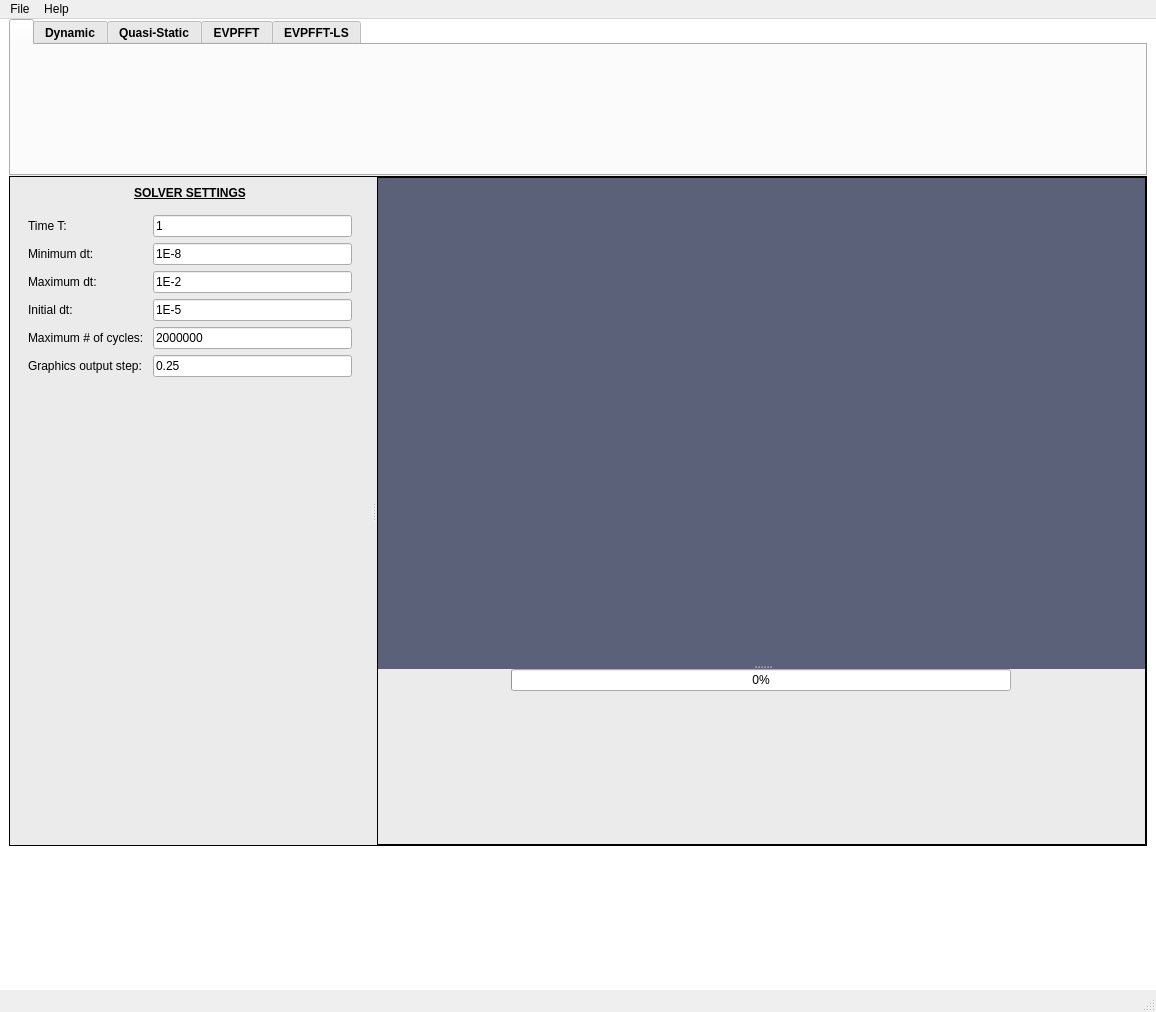
The window that python/FIERRO-GUI/fierro_gui/FIERRO_GUI.ui (lanl/Fierro) describes before a commit, drawn with Qt 5.
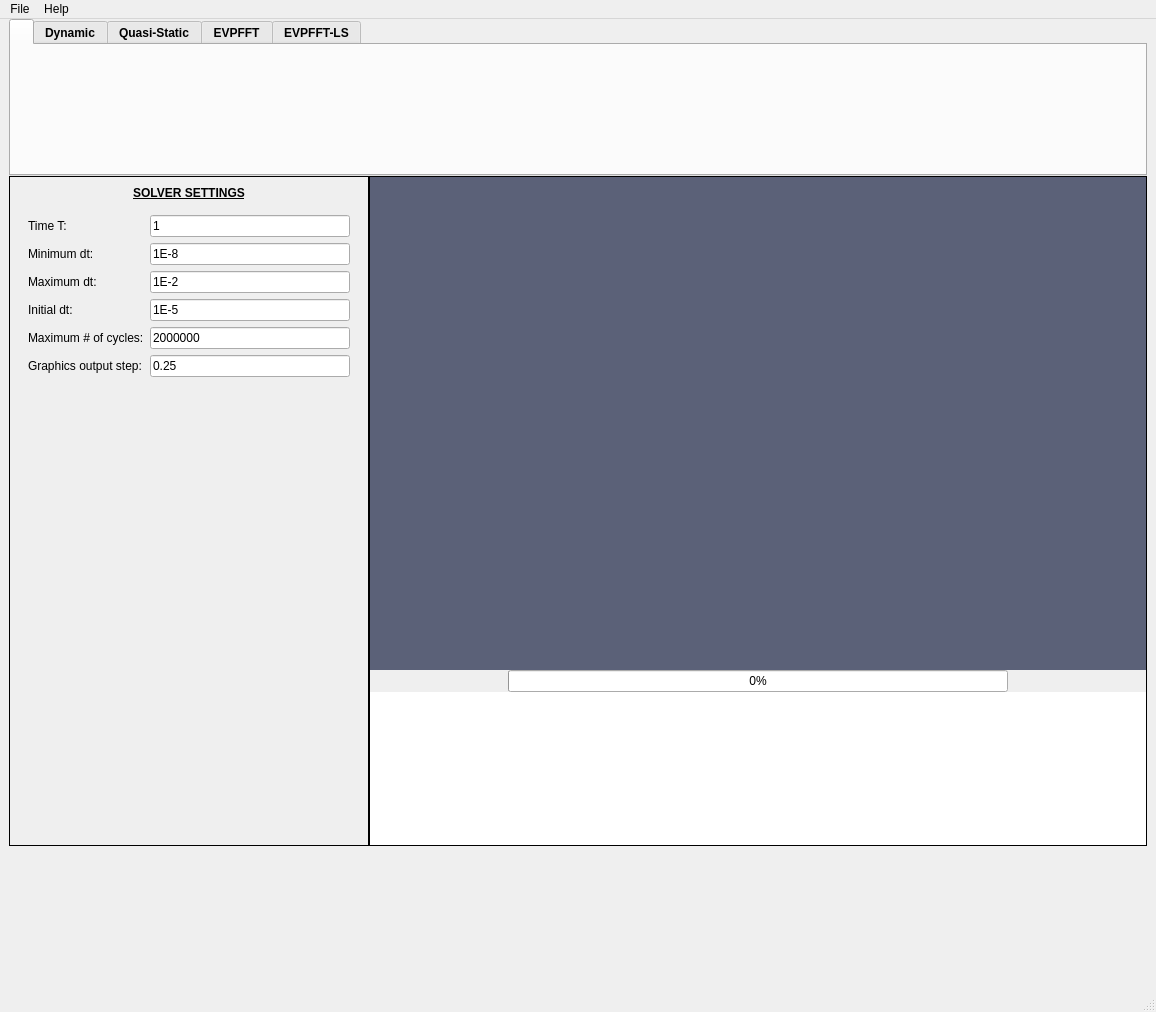
The same window after the commit. The open tabs and pages were chosen to show the change. Icons and pictures are not drawn.

Commit message: fixed dark mode

Patch:
```diff
--- a/python/FIERRO-GUI/fierro_gui/FIERRO_GUI.ui
+++ b/python/FIERRO-GUI/fierro_gui/FIERRO_GUI.ui
@@ -20,6 +20,9 @@
   <property name="autoFillBackground">
    <bool>false</bool>
   </property>
+  <property name="styleSheet">
+   <string notr="true"/>
+  </property>
   <property name="toolButtonStyle">
    <enum>Qt::ToolButtonIconOnly</enum>
   </property>
@@ -28,10 +31,7 @@
   </property>
   <widget class="QWidget" name="centralwidget">
    <property name="styleSheet">
-    <string notr="true">#TitlePage, #GeometryInformationTool, #DefineMaterialTool, #BoundaryConditionsTool, #SolverSettingsTool, #ResultsTool, #Tools, #RunOutputs, #RunOutputWindow, #Main{
-	background-color: rgb(235, 235, 235);
-}
-#ParaviewFrame{
+    <string notr="true">#OutputWindows{
 	background-color: rgb(91, 97, 120);
 }
 #BImportPart:hover, #BDefineMaterial:hover, #BApplyBC:hover, #BSolverSettings:hover, #BRunEVPFFT:hover, #BViewResults:hover, #BGlobalMesh:hover, #BImportPartSGH:hover, #BDefineMaterialSGH:hover, #BAssignMaterialSGH:hover, #BApplyBCSGH:hover, #BSolverSettingsSGH:hover, #BViewResultsSGH:hover, #BRunSGH:hover, #BCreateBasicPart:hover{
@@ -40,12 +40,7 @@
 }
 #BImportPart, #BDefineMaterial, #BApplyBC, #BSolverSettings, #BRunEVPFFT, #BViewResults, #BGlobalMesh{
 	border-style: flat;
-}
-#centralwidget{
-	background-color: rgb(255, 255, 255);
-}
-
-</string>
+}</string>
    </property>
    <layout class="QVBoxLayout" name="verticalLayout">
     <property name="spacing">
@@ -1661,7 +1656,7 @@
        </size>
       </property>
       <property name="frameShape">
-       <enum>QFrame::Box</enum>
+       <enum>QFrame::NoFrame</enum>
       </property>
       <property name="frameShadow">
        <enum>QFrame::Plain</enum>
@@ -1706,7 +1701,7 @@
           <bool>true</bool>
          </property>
          <property name="handleWidth">
-          <number>7</number>
+          <number>0</number>
          </property>
          <widget class="QStackedWidget" name="ToolSettings">
           <property name="sizePolicy">
@@ -1739,8 +1734,17 @@
             <height>0</height>
            </size>
           </property>
+          <property name="autoFillBackground">
+           <bool>false</bool>
+          </property>
           <property name="frameShape">
-           <enum>QFrame::NoFrame</enum>
+           <enum>QFrame::Panel</enum>
+          </property>
+          <property name="frameShadow">
+           <enum>QFrame::Plain</enum>
+          </property>
+          <property name="midLineWidth">
+           <number>0</number>
           </property>
           <property name="currentIndex">
            <number>7</number>
@@ -6074,7 +6078,7 @@
             <item>
              <widget class="QLabel" name="label_45">
               <property name="text">
-               <string>&lt;html&gt;&lt;head/&gt;&lt;body&gt;&lt;p align=&quot;center&quot;&gt;&lt;span style=&quot; font-weight:700; text-decoration: underline; color:#000000;&quot;&gt;SOLVER SETTINGS&lt;/span&gt;&lt;/p&gt;&lt;/body&gt;&lt;/html&gt;</string>
+               <string>&lt;html&gt;&lt;head/&gt;&lt;body&gt;&lt;p align=&quot;center&quot;&gt;&lt;span style=&quot; font-weight:700; text-decoration: underline;&quot;&gt;SOLVER SETTINGS&lt;/span&gt;&lt;/p&gt;&lt;/body&gt;&lt;/html&gt;</string>
               </property>
              </widget>
             </item>
@@ -6090,7 +6094,7 @@
                <item row="0" column="0">
                 <widget class="QLabel" name="Ltime">
                  <property name="text">
-                  <string>&lt;html&gt;&lt;head/&gt;&lt;body&gt;&lt;p&gt;&lt;span style=&quot; color:#000000;&quot;&gt;Time T: &lt;/span&gt;&lt;/p&gt;&lt;/body&gt;&lt;/html&gt;</string>
+                  <string>&lt;html&gt;&lt;head/&gt;&lt;body&gt;&lt;p&gt;Time T:&lt;/p&gt;&lt;/body&gt;&lt;/html&gt;</string>
                  </property>
                 </widget>
                </item>
@@ -6104,7 +6108,7 @@
                <item row="1" column="0">
                 <widget class="QLabel" name="Lmindt">
                  <property name="text">
-                  <string>&lt;html&gt;&lt;head/&gt;&lt;body&gt;&lt;p&gt;&lt;span style=&quot; color:#000000;&quot;&gt;Minimum dt: &lt;/span&gt;&lt;/p&gt;&lt;/body&gt;&lt;/html&gt;</string>
+                  <string>&lt;html&gt;&lt;head/&gt;&lt;body&gt;&lt;p&gt;Minimum dt:&lt;/p&gt;&lt;/body&gt;&lt;/html&gt;</string>
                  </property>
                 </widget>
                </item>
@@ -6118,7 +6122,7 @@
                <item row="2" column="0">
                 <widget class="QLabel" name="Lmaxdt">
                  <property name="text">
-                  <string>&lt;html&gt;&lt;head/&gt;&lt;body&gt;&lt;p&gt;&lt;span style=&quot; color:#000000;&quot;&gt;Maximum dt: &lt;/span&gt;&lt;/p&gt;&lt;/body&gt;&lt;/html&gt;</string>
+                  <string>&lt;html&gt;&lt;head/&gt;&lt;body&gt;&lt;p&gt;Maximum dt:&lt;/p&gt;&lt;/body&gt;&lt;/html&gt;</string>
                  </property>
                 </widget>
                </item>
@@ -6132,7 +6136,7 @@
                <item row="3" column="0">
                 <widget class="QLabel" name="Linitdt">
                  <property name="text">
-                  <string>&lt;html&gt;&lt;head/&gt;&lt;body&gt;&lt;p&gt;&lt;span style=&quot; color:#000000;&quot;&gt;Initial dt: &lt;/span&gt;&lt;/p&gt;&lt;/body&gt;&lt;/html&gt;</string>
+                  <string>&lt;html&gt;&lt;head/&gt;&lt;body&gt;&lt;p&gt;Initial dt:&lt;/p&gt;&lt;/body&gt;&lt;/html&gt;</string>
                  </property>
                 </widget>
                </item>
@@ -6146,7 +6150,7 @@
                <item row="4" column="0">
                 <widget class="QLabel" name="Lmaxcycle">
                  <property name="text">
-                  <string>&lt;html&gt;&lt;head/&gt;&lt;body&gt;&lt;p&gt;&lt;span style=&quot; color:#000000;&quot;&gt;Maximum # of cycles: &lt;/span&gt;&lt;/p&gt;&lt;/body&gt;&lt;/html&gt;</string>
+                  <string>&lt;html&gt;&lt;head/&gt;&lt;body&gt;&lt;p&gt;Maximum # of cycles:&lt;/p&gt;&lt;/body&gt;&lt;/html&gt;</string>
                  </property>
                 </widget>
                </item>
@@ -6434,7 +6438,7 @@
            <enum>Qt::DefaultContextMenu</enum>
           </property>
           <property name="frameShape">
-           <enum>QFrame::Box</enum>
+           <enum>QFrame::NoFrame</enum>
           </property>
           <property name="frameShadow">
            <enum>QFrame::Plain</enum>
@@ -6444,7 +6448,7 @@
           </property>
           <layout class="QVBoxLayout" name="verticalLayout_19">
            <property name="spacing">
-            <number>0</number>
+            <number>-1</number>
            </property>
            <property name="leftMargin">
             <number>0</number>
@@ -6460,9 +6464,15 @@
            </property>
            <item>
             <widget class="QSplitter" name="splitter_2">
+             <property name="frameShape">
+              <enum>QFrame::Box</enum>
+             </property>
              <property name="orientation">
               <enum>Qt::Vertical</enum>
              </property>
+             <property name="handleWidth">
+              <number>0</number>
+             </property>
              <widget class="QStackedWidget" name="OutputWindows">
               <property name="frameShape">
                <enum>QFrame::NoFrame</enum>
```
Left out of the diff: 25 changed lines with no effect on the pictures. The commit also changes 1 other file.
